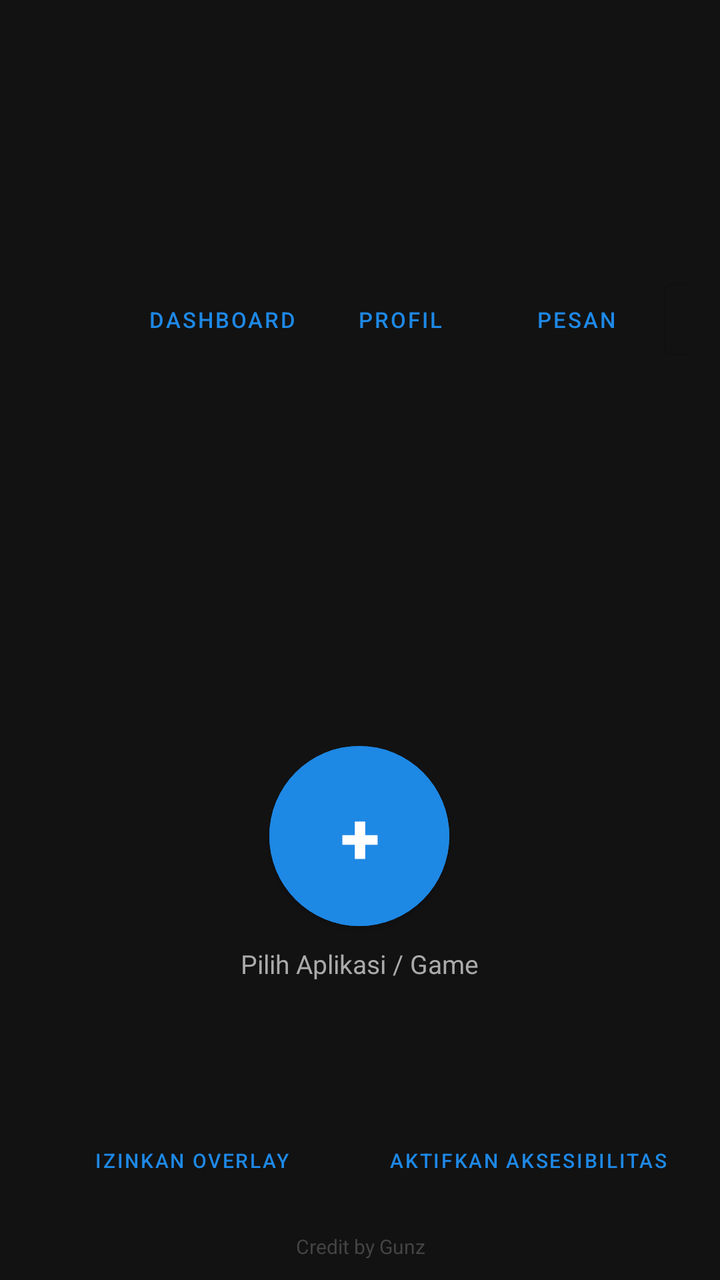
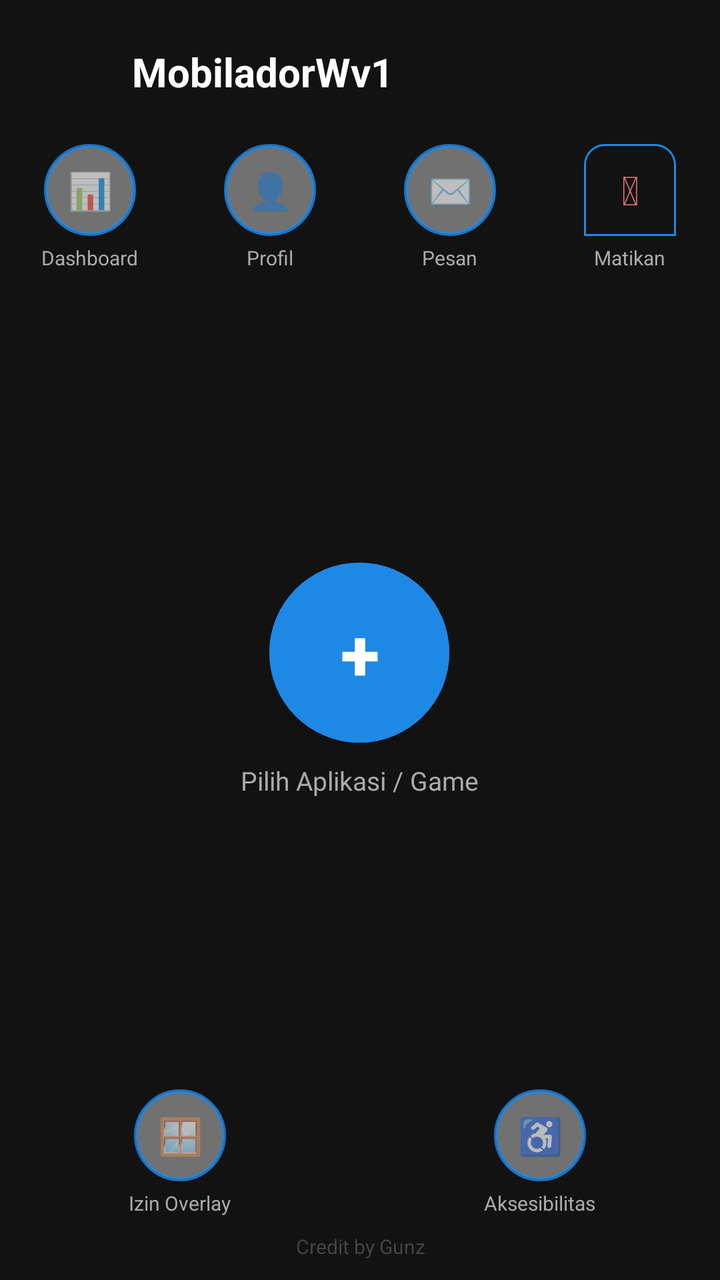

The first picture is an Android layout as it rendered before a commit; the second is the same layout after the commit. The layout source and the unified diff follow.
<!-- AndroidManifest.xml: application theme Theme.Mobibawah -->
<!-- res/layout/activity_main.xml -->
<?xml version="1.0" encoding="utf-8"?>
<LinearLayout xmlns:android="http://schemas.android.com/apk/res/android"
    xmlns:app="http://schemas.android.com/apk/res-auto"
    android:layout_width="match_parent"
    android:layout_height="match_parent"
    android:orientation="vertical"
    android:background="@color/bg">

    
    <LinearLayout
        android:layout_width="match_parent"
        android:layout_height="wrap_content"
        android:orientation="horizontal"
        android:gravity="center_vertical"
        android:padding="16dp">

        <ImageView
            android:id="@+id/imgLogoMain"
            android:layout_width="40dp"
            android:layout_height="40dp"
            android:src="@mipmap/ic_launcher" />

        <TextView
            android:layout_width="0dp"
            android:layout_height="wrap_content"
            android:layout_weight="1"
            android:layout_marginStart="10dp"
            android:text="@string/app_name"
            android:textColor="@color/text_light"
            android:textSize="20sp"
            android:textStyle="bold" />

        <Button
            android:id="@+id/btnDashboard"
            style="@style/Widget.MaterialComponents.Button.TextButton"
            android:layout_width="wrap_content"
            android:layout_height="wrap_content"
            android:textSize="11sp"
            android:text="Dashboard" />

        <Button
            android:id="@+id/btnProfil"
            style="@style/Widget.MaterialComponents.Button.TextButton"
            android:layout_width="wrap_content"
            android:layout_height="wrap_content"
            android:textSize="11sp"
            android:text="Profil" />

        <Button
            android:id="@+id/btnPesan"
            style="@style/Widget.MaterialComponents.Button.TextButton"
            android:layout_width="wrap_content"
            android:layout_height="wrap_content"
            android:textSize="11sp"
            android:text="Pesan" />

        <Button
            android:id="@+id/btnMatikanMobi"
            style="@style/Widget.MaterialComponents.Button.OutlinedButton"
            android:layout_width="wrap_content"
            android:layout_height="wrap_content"
            android:textSize="11sp"
            android:text="Matikan MobiladorWv1" />
    </LinearLayout>

    
    <FrameLayout
        android:layout_width="match_parent"
        android:layout_height="0dp"
        android:layout_weight="1">

        <LinearLayout
            android:layout_width="wrap_content"
            android:layout_height="wrap_content"
            android:layout_gravity="center"
            android:orientation="vertical"
            android:gravity="center">

            <Button
                android:id="@+id/btnTambahApp"
                android:layout_width="90dp"
                android:layout_height="90dp"
                android:insetTop="0dp"
                android:insetBottom="0dp"
                android:backgroundTint="@color/primary"
                android:textColor="@color/text_light"
                android:textSize="36sp"
                android:textStyle="bold"
                android:text="+"
                app:cornerRadius="45dp"
                style="@style/Widget.MaterialComponents.Button" />

            <TextView
                android:layout_width="wrap_content"
                android:layout_height="wrap_content"
                android:layout_marginTop="10dp"
                android:text="Pilih Aplikasi / Game"
                android:textColor="#AAAAAA"
                android:textSize="13sp" />
        </LinearLayout>
    </FrameLayout>

    
    <TextView
        android:id="@+id/txtFavoritLabel"
        android:layout_width="match_parent"
        android:layout_height="wrap_content"
        android:paddingStart="16dp"
        android:paddingEnd="16dp"
        android:text="Game Tersimpan"
        android:textColor="#AAAAAA"
        android:textSize="12sp"
        android:visibility="gone" />

    <HorizontalScrollView
        android:id="@+id/scrollFavorit"
        android:layout_width="match_parent"
        android:layout_height="wrap_content"
        android:visibility="gone"
        android:paddingTop="6dp"
        android:paddingBottom="10dp">

        <LinearLayout
            android:id="@+id/rowFavorit"
            android:layout_width="wrap_content"
            android:layout_height="wrap_content"
            android:orientation="horizontal"
            android:paddingStart="12dp"
            android:paddingEnd="12dp" />
    </HorizontalScrollView>

    <LinearLayout
        android:layout_width="match_parent"
        android:layout_height="wrap_content"
        android:orientation="horizontal"
        android:padding="12dp">

        <Button
            android:id="@+id/btnOverlayPermission"
            style="@style/Widget.MaterialComponents.Button.TextButton"
            android:layout_width="0dp"
            android:layout_height="wrap_content"
            android:layout_weight="1"
            android:textSize="10sp"
            android:text="@string/btn_izin_overlay" />

        <Button
            android:id="@+id/btnAccessibility"
            style="@style/Widget.MaterialComponents.Button.TextButton"
            android:layout_width="0dp"
            android:layout_height="wrap_content"
            android:layout_weight="1"
            android:textSize="10sp"
            android:text="@string/btn_izin_aksesibilitas" />
    </LinearLayout>

    <TextView
        android:layout_width="match_parent"
        android:layout_height="wrap_content"
        android:gravity="center"
        android:paddingBottom="10dp"
        android:text="@string/credit_text"
        android:textColor="#444444"
        android:textSize="10sp" />

</LinearLayout>
<!-- resources referenced by this layout -->
<resources>
  <color name="bg">#121212</color>
  <color name="primary">#1E88E5</color>
  <color name="text_light">#FFFFFF</color>
  <!-- mipmap ic_launcher (mipmap-anydpi-v26) -->
  <?xml version="1.0" encoding="utf-8"?>
  <adaptive-icon xmlns:android="http://schemas.android.com/apk/res/android">
      <background android:drawable="@color/primary_dark"/>
      <foreground android:drawable="@drawable/ic_launcher_foreground"/>
  </adaptive-icon>
  <string name="app_name">MobiladorWv1</string>
  <string name="btn_izin_aksesibilitas">Aktifkan Aksesibilitas</string>
  <string name="btn_izin_overlay">Izinkan Overlay</string>
  <string name="credit_text">Credit by Gunz</string>
  <style name="Theme.Mobibawah" parent="Theme.MaterialComponents.DayNight.NoActionBar">
          <item name="colorPrimary">@color/primary</item>
          <item name="colorPrimaryDark">@color/primary_dark</item>
          <item name="colorAccent">@color/accent</item>
          <item name="android:windowBackground">@color/bg</item>
      </style>
  <color name="primary_dark">#1565C0</color>
  <!-- drawable ic_launcher_foreground (drawable) -->
  <vector xmlns:android="http://schemas.android.com/apk/res/android"
      android:width="108dp"
      android:height="108dp"
      android:viewportWidth="108"
      android:viewportHeight="108">
  
      
      <path
          android:fillColor="#FFFFFF"
          android:pathData="M46,32 h16 a4,4 0 0 1 4,4 v14 h-24 v-14 a4,4 0 0 1 4,-4 z" />
      <path
          android:fillColor="#FFFFFF"
          android:pathData="M46,58 h16 a4,4 0 0 1 4,4 v14 h-24 v-14 a4,4 0 0 1 4,-4 z" />
      <path
          android:fillColor="#FFFFFF"
          android:pathData="M20,58 h16 v18 h-12 a4,4 0 0 1 -4,-4 z" />
      <path
          android:fillColor="#FFFFFF"
          android:pathData="M72,58 h16 v14 a4,4 0 0 1 -4,4 h-12 z" />
  
      
      <path
          android:fillColor="#FF5722"
          android:pathData="M62,44 L86,66 L76,68 L82,80 L76,83 L70,71 L62,79 Z" />
  </vector>
  <color name="accent">#FF5722</color>
</resources>

<!-- the commit's change to res/layout/activity_main.xml (unified diff, before → after) -->
@@ -29,38 +29,35 @@
             android:textColor="@color/text_light"
             android:textSize="20sp"
             android:textStyle="bold" />
+    </LinearLayout>
 
-        <Button
-            android:id="@+id/btnDashboard"
-            style="@style/Widget.MaterialComponents.Button.TextButton"
-            android:layout_width="wrap_content"
-            android:layout_height="wrap_content"
-            android:textSize="11sp"
-            android:text="Dashboard" />
+    
+    <LinearLayout
+        android:layout_width="match_parent"
+        android:layout_height="wrap_content"
+        android:orientation="horizontal"
+        android:gravity="center"
+        android:paddingBottom="4dp">
 
-        <Button
-            android:id="@+id/btnProfil"
-            style="@style/Widget.MaterialComponents.Button.TextButton"
-            android:layout_width="wrap_content"
-            android:layout_height="wrap_content"
-            android:textSize="11sp"
-            android:text="Profil" />
+        <LinearLayout android:layout_width="0dp" android:layout_height="wrap_content" android:layout_weight="1" android:orientation="vertical" android:gravity="center">
+            <TextView android:id="@+id/btnDashboard" android:layout_width="46dp" android:layout_height="46dp" android:background="@drawable/shape_overlay_button" android:gravity="center" android:text="📊" android:textSize="18sp" />
+            <TextView android:layout_width="wrap_content" android:layout_height="wrap_content" android:layout_marginTop="4dp" android:text="Dashboard" android:textColor="#AAAAAA" android:textSize="10sp" />
+        </LinearLayout>
 
-        <Button
-            android:id="@+id/btnPesan"
-            style="@style/Widget.MaterialComponents.Button.TextButton"
-            android:layout_width="wrap_content"
-            android:layout_height="wrap_content"
-            android:textSize="11sp"
-            android:text="Pesan" />
+        <LinearLayout android:layout_width="0dp" android:layout_height="wrap_content" android:layout_weight="1" android:orientation="vertical" android:gravity="center">
+            <TextView android:id="@+id/btnProfil" android:layout_width="46dp" android:layout_height="46dp" android:background="@drawable/shape_overlay_button" android:gravity="center" android:text="👤" android:textSize="18sp" />
+            <TextView android:layout_width="wrap_content" android:layout_height="wrap_content" android:layout_marginTop="4dp" android:text="Profil" android:textColor="#AAAAAA" android:textSize="10sp" />
+        </LinearLayout>
 
-        <Button
-            android:id="@+id/btnMatikanMobi"
-            style="@style/Widget.MaterialComponents.Button.OutlinedButton"
-            android:layout_width="wrap_content"
-            android:layout_height="wrap_content"
-            android:textSize="11sp"
-            android:text="Matikan MobiladorWv1" />
+        <LinearLayout android:layout_width="0dp" android:layout_height="wrap_content" android:layout_weight="1" android:orientation="vertical" android:gravity="center">
+            <TextView android:id="@+id/btnPesan" android:layout_width="46dp" android:layout_height="46dp" android:background="@drawable/shape_overlay_button" android:gravity="center" android:text="✉️" android:textSize="18sp" />
+            <TextView android:layout_width="wrap_content" android:layout_height="wrap_content" android:layout_marginTop="4dp" android:text="Pesan" android:textColor="#AAAAAA" android:textSize="10sp" />
+        </LinearLayout>
+
+        <LinearLayout android:layout_width="0dp" android:layout_height="wrap_content" android:layout_weight="1" android:orientation="vertical" android:gravity="center">
+            <TextView android:id="@+id/btnMatikanMobi" android:layout_width="46dp" android:layout_height="46dp" android:background="@drawable/shape_pull_tab" android:gravity="center" android:text="⏻" android:textColor="#E57373" android:textSize="20sp" />
+            <TextView android:layout_width="wrap_content" android:layout_height="wrap_content" android:layout_marginTop="4dp" android:text="Matikan" android:textColor="#AAAAAA" android:textSize="10sp" />
+        </LinearLayout>
     </LinearLayout>
 
     
@@ -129,29 +126,24 @@
             android:paddingEnd="12dp" />
     </HorizontalScrollView>
 
+    
     <LinearLayout
         android:layout_width="match_parent"
         android:layout_height="wrap_content"
         android:orientation="horizontal"
-        android:padding="12dp">
+        android:gravity="center"
+        android:paddingTop="4dp"
+        android:paddingBottom="8dp">
 
-        <Button
-            android:id="@+id/btnOverlayPermission"
-            style="@style/Widget.MaterialComponents.Button.TextButton"
-            android:layout_width="0dp"
-            android:layout_height="wrap_content"
-            android:layout_weight="1"
-            android:textSize="10sp"
-            android:text="@string/btn_izin_overlay" />
+        <LinearLayout android:layout_width="0dp" android:layout_height="wrap_content" android:layout_weight="1" android:orientation="vertical" android:gravity="center">
+            <TextView android:id="@+id/btnOverlayPermission" android:layout_width="46dp" android:layout_height="46dp" android:background="@drawable/shape_overlay_button" android:gravity="center" android:text="🪟" android:textSize="18sp" />
+            <TextView android:layout_width="wrap_content" android:layout_height="wrap_content" android:layout_marginTop="4dp" android:text="Izin Overlay" android:textColor="#AAAAAA" android:textSize="10sp" />
+        </LinearLayout>
 
-        <Button
-            android:id="@+id/btnAccessibility"
-            style="@style/Widget.MaterialComponents.Button.TextButton"
-            android:layout_width="0dp"
-            android:layout_height="wrap_content"
-            android:layout_weight="1"
-            android:textSize="10sp"
-            android:text="@string/btn_izin_aksesibilitas" />
+        <LinearLayout android:layout_width="0dp" android:layout_height="wrap_content" android:layout_weight="1" android:orientation="vertical" android:gravity="center">
+            <TextView android:id="@+id/btnAccessibility" android:layout_width="46dp" android:layout_height="46dp" android:background="@drawable/shape_overlay_button" android:gravity="center" android:text="♿" android:textSize="18sp" />
+            <TextView android:layout_width="wrap_content" android:layout_height="wrap_content" android:layout_marginTop="4dp" android:text="Aksesibilitas" android:textColor="#AAAAAA" android:textSize="10sp" />
+        </LinearLayout>
     </LinearLayout>
 
     <TextView
<!-- resource entries referenced after the edit -->
@@ -3,6 +3,19 @@
   <color name="bg">#121212</color>
   <color name="primary">#1E88E5</color>
   <color name="text_light">#FFFFFF</color>
+  <!-- drawable shape_overlay_button (drawable) -->
+  <?xml version="1.0" encoding="utf-8"?>
+  <shape xmlns:android="http://schemas.android.com/apk/res/android" android:shape="oval">
+      <solid android:color="@color/btn_overlay_fill" />
+      <stroke android:width="2dp" android:color="@color/btn_overlay_border" />
+  </shape>
+  <!-- drawable shape_pull_tab (drawable) -->
+  <?xml version="1.0" encoding="utf-8"?>
+  <shape xmlns:android="http://schemas.android.com/apk/res/android" android:shape="rectangle">
+      <corners android:topLeftRadius="10dp" android:topRightRadius="10dp" android:bottomLeftRadius="0dp" android:bottomRightRadius="0dp"/>
+      <solid android:color="#CC121212" />
+      <stroke android:width="1dp" android:color="@color/primary" />
+  </shape>
   <!-- mipmap ic_launcher (mipmap-anydpi-v26) -->
   <?xml version="1.0" encoding="utf-8"?>
   <adaptive-icon xmlns:android="http://schemas.android.com/apk/res/android">
@@ -10,8 +23,6 @@
       <foreground android:drawable="@drawable/ic_launcher_foreground"/>
   </adaptive-icon>
   <string name="app_name">MobiladorWv1</string>
-  <string name="btn_izin_aksesibilitas">Aktifkan Aksesibilitas</string>
-  <string name="btn_izin_overlay">Izinkan Overlay</string>
   <string name="credit_text">Credit by Gunz</string>
   <style name="Theme.Mobibawah" parent="Theme.MaterialComponents.DayNight.NoActionBar">
           <item name="colorPrimary">@color/primary</item>
@@ -19,6 +30,8 @@
           <item name="colorAccent">@color/accent</item>
           <item name="android:windowBackground">@color/bg</item>
       </style>
+  <color name="btn_overlay_fill">#66FFFFFF</color>
+  <color name="btn_overlay_border">#CC1E88E5</color>
   <color name="primary_dark">#1565C0</color>
   <!-- drawable ic_launcher_foreground (drawable) -->
   <vector xmlns:android="http://schemas.android.com/apk/res/android"
